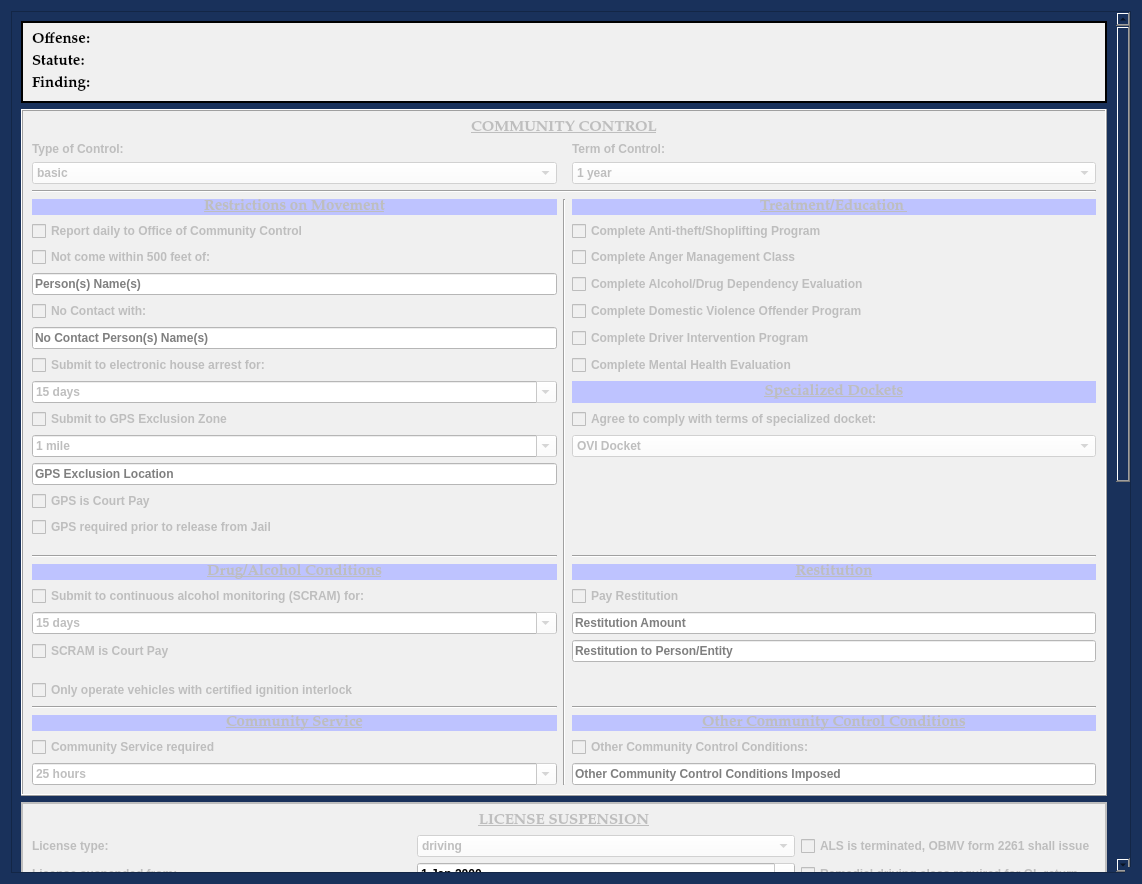
This is munientry/views/ui/AddCommunityControlDialog.ui in HunterProgram22/MuniEntry as Qt 5 draws it before an edit. The edited form follows.
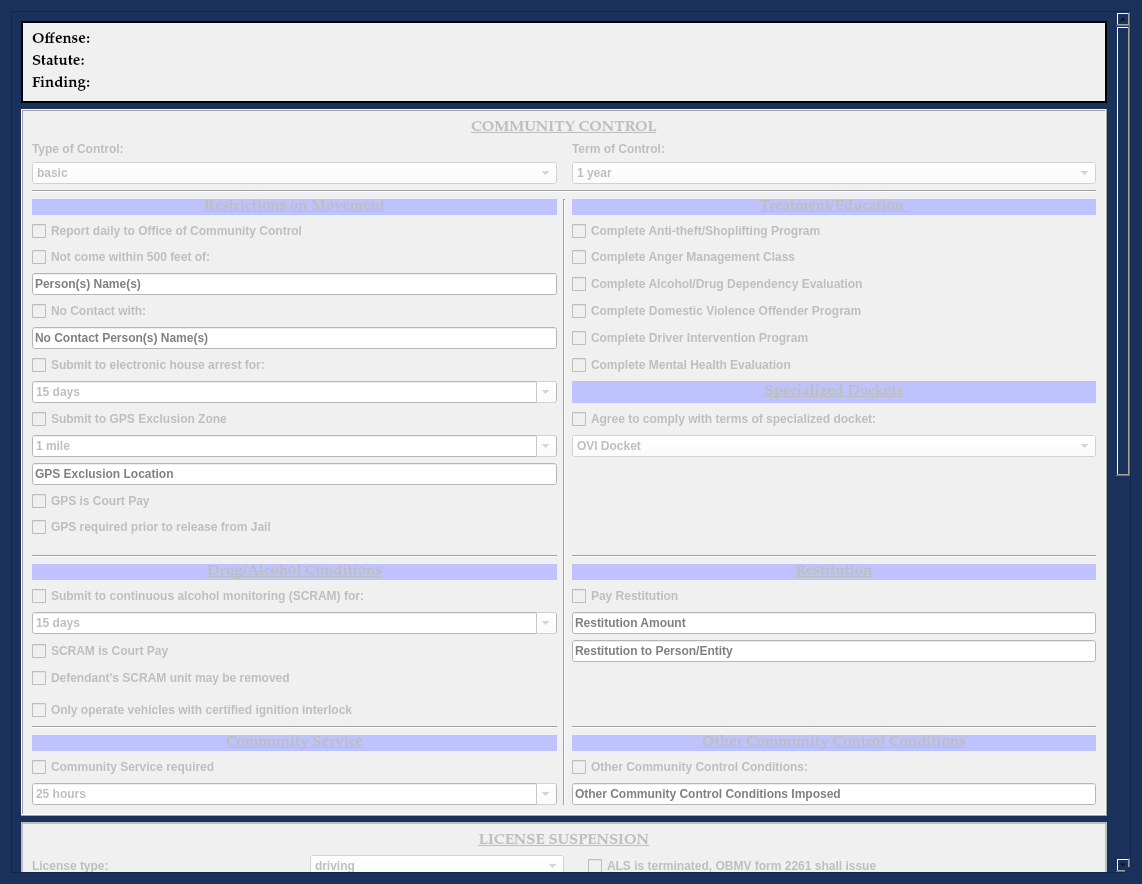
This is the edited form. Custom widgets are drawn as their Qt base class.

Commit message: Added 3 checkboxes on Comm Control - need to wire up.

Diff of the .ui file:
```diff
--- a/munientry/views/ui/AddCommunityControlDialog.ui
+++ b/munientry/views/ui/AddCommunityControlDialog.ui
@@ -167,9 +167,9 @@
       <property name="geometry">
        <rect>
         <x>0</x>
-        <y>-890</y>
+        <y>-468</y>
         <width>1101</width>
-        <height>1754</height>
+        <height>1785</height>
        </rect>
       </property>
       <property name="sizePolicy">
@@ -987,6 +987,13 @@
             </item>
            </widget>
           </item>
+          <item row="24" column="0">
+           <widget class="QCheckBox" name="scram_remove_checkBox">
+            <property name="text">
+             <string>Defendant's SCRAM unit may be removed</string>
+            </property>
+           </widget>
+          </item>
          </layout>
         </widget>
        </item>
@@ -1058,7 +1065,13 @@
          <property name="lineWidth">
           <number>2</number>
          </property>
-         <layout class="QGridLayout" name="gridLayout_2" columnstretch="2,2,1">
+         <layout class="QGridLayout" name="gridLayout_2" columnstretch="1,1,2">
+          <property name="horizontalSpacing">
+           <number>24</number>
+          </property>
+          <property name="verticalSpacing">
+           <number>6</number>
+          </property>
           <item row="1" column="0">
            <widget class="QLabel" name="label_9">
             <property name="text">
```
Left out of the diff: 18 changed lines with no effect on the pictures. The commit also changes 2 other files.
